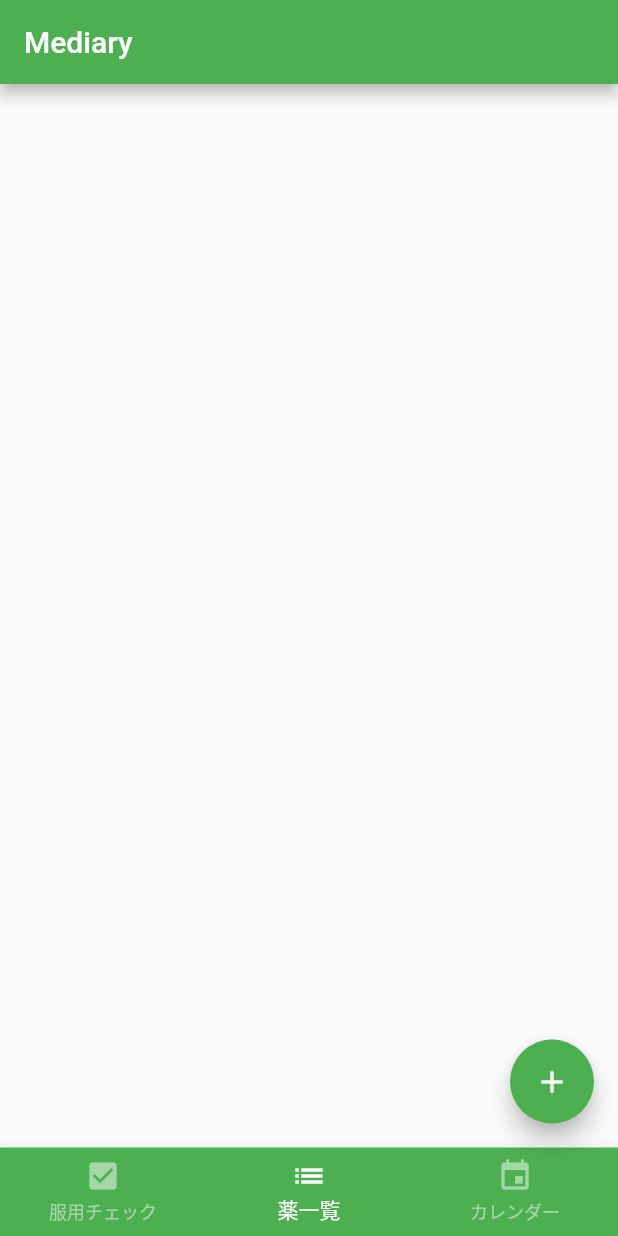
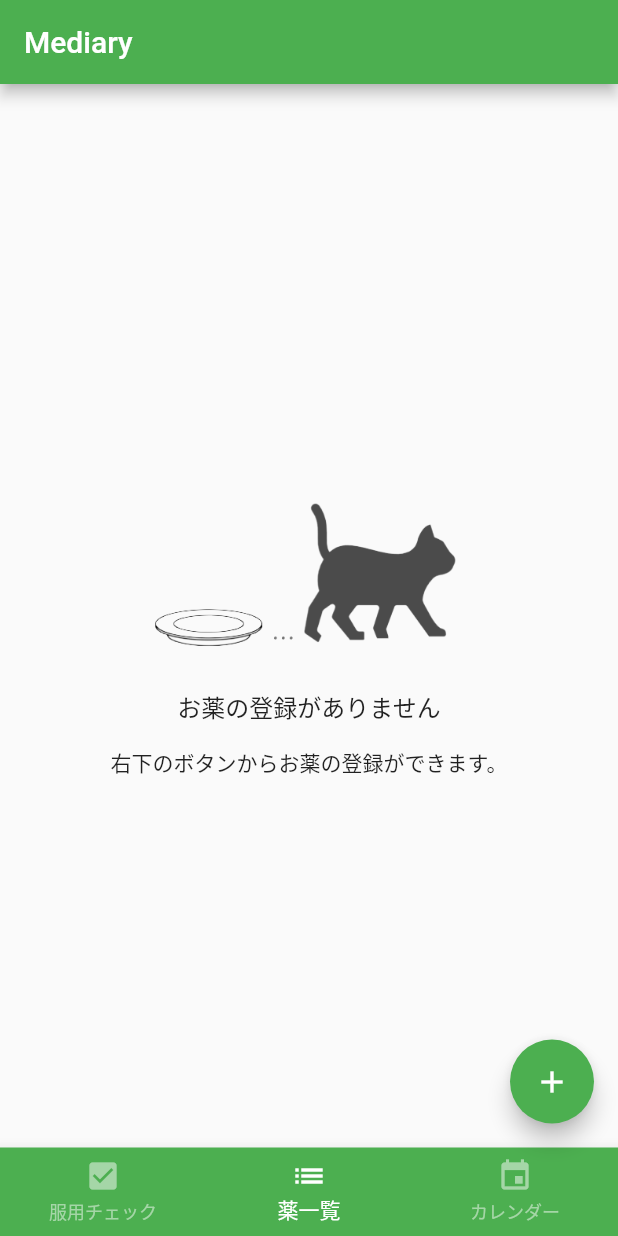
Before and after one commit to yasunaga-shuto/mediary, a Flutter app: the screen it shows after launch, swiped to page 2, on a phone screen of 412 x 824 dp. Run offline on Flutter 3.47's test engine with Material 2 defaults, Android fonts, the light colour scheme and no system bars; our stand-ins replace sqflite; accounts and stored records are empty.

Commit message:
create empty state

```diff
--- a/lib/medicine_list.dart
+++ b/lib/medicine_list.dart
@@ -1,4 +1,5 @@
 import 'package:flutter/material.dart';
+import 'package:mediary/models/medicine_model.dart';
 
 class MedicineList extends StatefulWidget {
   const MedicineList({Key? key}) : super(key: key);
@@ -10,6 +11,32 @@ class MedicineList extends StatefulWidget {
 class _MedicineListState extends State<MedicineList> {
   @override
   Widget build(BuildContext context) {
-    return ListView();
+    var model = MedicineModel();
+    model.getMedicines();
+    var medicines = model.list;
+    if (medicines.isEmpty) {
+      return _buildEmptyState();
+    } else {
+      return ListView();
+    }
+  }
+
+  Widget _buildEmptyState() {
+    return Column(
+      mainAxisAlignment: MainAxisAlignment.center,
+      children: [
+        Image.asset('assets/images/empty_state.png', width: 230),
+        Container(
+          margin: const EdgeInsets.symmetric(vertical: 15),
+          child: const Text(
+            'お薬の登録がありません',
+            style: TextStyle(
+              fontSize: 16,
+            ),
+          ),
+        ),
+        const Text('右下のボタンからお薬の登録ができます。'),
+      ],
+    );
   }
 }
--- a/lib/models/database_provider.dart
+++ b/lib/models/database_provider.dart
@@ -1,5 +1,6 @@
 import 'package:sqflite/sqflite.dart';
 import 'package:path/path.dart';
+import 'package:flutter/widgets.dart';
 
 class DatabaseProvider {
   final databaseName = 'mediary_database.db';
@@ -10,6 +11,7 @@ class DatabaseProvider {
   static final DatabaseProvider instance = DatabaseProvider._();
 
   Future<Database> get database async {
+    WidgetsFlutterBinding.ensureInitialized();
     return openDatabase(
       join(await getDatabasesPath(), databaseName),
       onCreate: (db, version) {
@@ -25,7 +27,7 @@ class DatabaseProvider {
           )
         ''');
       },
-      version: 1,
+      version: 2,
     );
   }
 }
--- /dev/null
+++ b/lib/models/medicine_model.dart
@@ -0,0 +1,12 @@
+import 'package:flutter/material.dart';
+import 'package:mediary/models/medicine.dart';
+import 'package:mediary/models/medicine_repository.dart';
+
+class MedicineModel extends ChangeNotifier {
+  List<Medicine> list = [];
+
+  void getMedicines() async {
+    list = await MedicineRepository.getAll();
+    notifyListeners();
+  }
+}
```
Also changed, not shown: lib/models/medicine.dart (+7 -2 lines), lib/models/medicine_repository.dart (+6 -3 lines), assets/images/empty_state.png (added).
